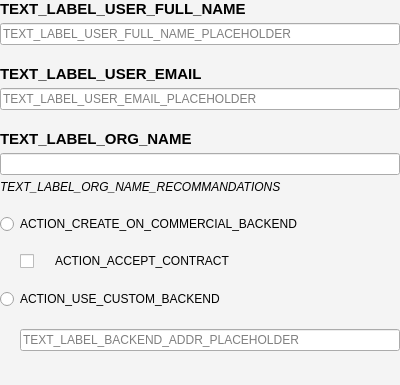
The window that parsec/core/gui/forms/create_org_user_info_widget.ui (Scille/parsec-cloud) describes before a commit, drawn with Qt 5.
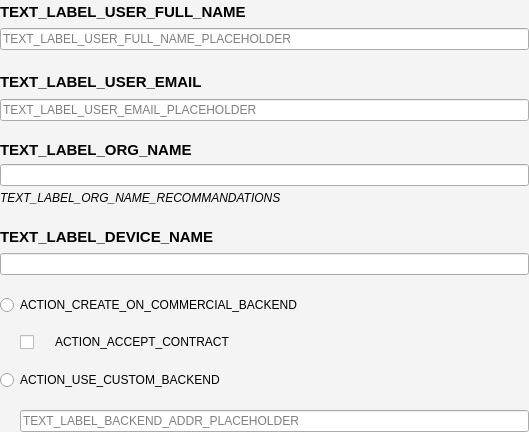
The same window after the commit. Custom widgets are drawn as their Qt base class.

Commit message: [GUI] Update the organization process

Diff of the .ui file:
```diff
--- a/parsec/core/gui/forms/create_org_user_info_widget.ui
+++ b/parsec/core/gui/forms/create_org_user_info_widget.ui
@@ -6,8 +6,8 @@
    <rect>
     <x>0</x>
     <y>0</y>
-    <width>400</width>
-    <height>385</height>
+    <width>529</width>
+    <height>432</height>
    </rect>
   </property>
   <property name="windowTitle">
@@ -35,6 +35,48 @@
     <number>0</number>
    </property>
    <item>
+    <widget class="QScrollArea" name="scrollArea">
+     <property name="frameShape">
+      <enum>QFrame::NoFrame</enum>
+     </property>
+     <property name="frameShadow">
+      <enum>QFrame::Plain</enum>
+     </property>
+     <property name="lineWidth">
+      <number>0</number>
+     </property>
+     <property name="horizontalScrollBarPolicy">
+      <enum>Qt::ScrollBarAlwaysOff</enum>
+     </property>
+     <property name="widgetResizable">
+      <bool>true</bool>
+     </property>
+     <widget class="QWidget" name="scrollAreaWidgetContents">
+      <property name="geometry">
+       <rect>
+        <x>0</x>
+        <y>0</y>
+        <width>529</width>
+        <height>432</height>
+       </rect>
+      </property>
+      <layout class="QVBoxLayout" name="verticalLayout_6">
+       <property name="spacing">
+        <number>20</number>
+       </property>
+       <property name="leftMargin">
+        <number>0</number>
+       </property>
+       <property name="topMargin">
+        <number>0</number>
+       </property>
+       <property name="rightMargin">
+        <number>0</number>
+       </property>
+       <property name="bottomMargin">
+        <number>0</number>
+       </property>
+       <item>
     <layout class="QVBoxLayout" name="verticalLayout_10">
      <property name="spacing">
       <number>5</number>
@@ -127,6 +169,30 @@
      </item>
     </layout>
    </item>
+       <item>
+        <layout class="QVBoxLayout" name="verticalLayout_4">
+         <property name="spacing">
+          <number>5</number>
+         </property>
+         <item>
+          <widget class="QLabel" name="label_2">
+           <property name="font">
+            <font>
+             <pointsize>11</pointsize>
+             <weight>75</weight>
+             <bold>true</bold>
+            </font>
+           </property>
+           <property name="text">
+            <string>TEXT_LABEL_DEVICE_NAME</string>
+           </property>
+          </widget>
+         </item>
+         <item>
+          <widget class="ValidatedLineEdit" name="line_edit_device"/>
+         </item>
+        </layout>
+       </item>
    <item>
     <layout class="QVBoxLayout" name="verticalLayout_5">
      <item>
@@ -241,18 +307,9 @@
      </item>
     </layout>
    </item>
-   <item>
-    <spacer name="verticalSpacer">
-     <property name="orientation">
-      <enum>Qt::Vertical</enum>
-     </property>
-     <property name="sizeHint" stdset="0">
-      <size>
-       <width>20</width>
-       <height>2</height>
-      </size>
-     </property>
-    </spacer>
+      </layout>
+     </widget>
+    </widget>
    </item>
   </layout>
  </widget>
```
Lines whose indentation alone changed are shown as unchanged. The commit also changes 6 other files.
